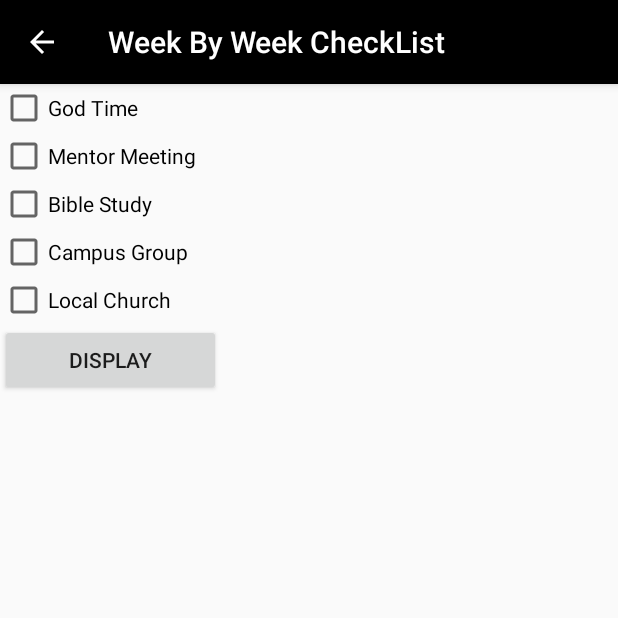
After one commit to CValdezV/MakeDisciples, an Android app: the WeekByWeek screen opened directly, with no data from a screen before it, on a phone screen of 412 x 824 dp, the top half of it. The commit adds this screen. Run offline under Robolectric (Android 15) with nearby library versions, the phone set to English and light mode, and no system bars.

Commit message:
WeekByWeek implementation
added Andres week by week implementation

```diff
--- a/app/src/main/AndroidManifest.xml
+++ b/app/src/main/AndroidManifest.xml
@@ -48,7 +48,14 @@
                 android:name="android.support.PARENT_ACTIVITY"
                 android:value=".MainActivity" />
         </activity>
-        <activity android:name=".BookNoteTaking"></activity>
+        <activity android:name=".BookNoteTaking" />
+        <activity android:name=".WeekByWeek"
+            android:parentActivityName=".MainActivity">
+            <meta-data
+                android:name="android.support.PARENT_ACTIVITY"
+            android:value=".MainActivity"/>
+
+        </activity>
     </application>
 
 </manifest>
--- a/app/src/main/java/edu/cwu/app/makedisciples/MainActivity.java
+++ b/app/src/main/java/edu/cwu/app/makedisciples/MainActivity.java
@@ -124,7 +124,8 @@ public class MainActivity extends AppCompatActivity {
                     Intent intent = new Intent(MainActivity.this,Checklist.class);
                     startActivity(intent);
                 }else if (entryID == 28){
-
+                    Intent intent = new Intent(MainActivity.this,WeekByWeek.class);
+                    startActivity(intent);
                 }else {
                     String display =databaseAccess.getContent(displayInfo(temp.get(childPosition)));
                     getSupportActionBar().setTitle(temp.get(childPosition));
--- /dev/null
+++ b/app/src/main/java/edu/cwu/app/makedisciples/WeekByWeek.java
@@ -0,0 +1,52 @@
+package edu.cwu.app.makedisciples;
+
+import android.support.v7.app.AppCompatActivity;
+import android.os.Bundle;
+import android.view.View;
+import android.widget.Button;
+import android.widget.CheckBox;
+import android.widget.Toast;
+
+
+public class WeekByWeek extends AppCompatActivity {
+
+    private CheckBox chkGodTime, chkMentorMeeting, chkBibleStudy, chkCampusGroup, chkLocalChurch;
+    private Button btnDisplay;
+
+    @Override
+    protected void onCreate(Bundle savedInstanceState) {
+        super.onCreate(savedInstanceState);
+        setContentView(R.layout.activity_week_by_week);
+        addListenerOnButton();
+        getSupportActionBar().setTitle("Week By Week CheckList");
+
+    }
+    public void addListenerOnButton() {
+
+        chkGodTime = (CheckBox) findViewById(R.id.chkGodTime);
+        chkMentorMeeting = (CheckBox) findViewById(R.id.chkMentorMeeting);
+        chkBibleStudy = (CheckBox) findViewById(R.id.chkBibleStudy);
+        chkCampusGroup = (CheckBox) findViewById(R.id.chkCampusGroup);
+        chkLocalChurch = (CheckBox) findViewById(R.id.chkLocalChurch);
+        btnDisplay = (Button) findViewById(R.id.btnDisplay);
+
+        btnDisplay.setOnClickListener(new View.OnClickListener() {
+
+            //Run when button is clicked
+            @Override
+            public void onClick(View v) {
+
+                StringBuffer result = new StringBuffer();
+                result.append("God Time : ").append(chkGodTime.isChecked());
+                result.append("\nMentor Meeting check : ").append(chkMentorMeeting.isChecked());
+                result.append("\nBible Study check :").append(chkBibleStudy.isChecked());
+                result.append("\nCampus Group check : ").append(chkCampusGroup.isChecked());
+                result.append("\nLocal Church check :").append(chkLocalChurch.isChecked());
+
+                Toast.makeText(WeekByWeek.this, result.toString(),
+                        Toast.LENGTH_LONG).show();
+
+            }
+        });
+    }
+}
--- /dev/null
+++ b/app/src/main/res/layout/activity_week_by_week.xml
@@ -0,0 +1,45 @@
+<?xml version="1.0" encoding="utf-8"?>
+<LinearLayout xmlns:android="http://schemas.android.com/apk/res/android"
+    xmlns:app="http://schemas.android.com/apk/res-auto"
+    xmlns:tools="http://schemas.android.com/tools"
+    android:layout_width="match_parent"
+    android:layout_height="match_parent"
+    android:orientation="vertical"
+    tools:context=".WeekByWeek">
+    <CheckBox
+        android:id="@+id/chkGodTime"
+        android:layout_width="154dp"
+        android:layout_height="wrap_content"
+        android:text="@string/chk_godTime" />
+
+    <CheckBox
+        android:id="@+id/chkMentorMeeting"
+        android:layout_width="153dp"
+        android:layout_height="wrap_content"
+        android:text="@string/chk_mentorMeeting" />
+
+    <CheckBox
+        android:id="@+id/chkBibleStudy"
+        android:layout_width="153dp"
+        android:layout_height="wrap_content"
+        android:text="@string/chk_bibleStudy" />
+
+    <CheckBox
+        android:id="@+id/chkCampusGroup"
+        android:layout_width="153dp"
+        android:layout_height="wrap_content"
+        android:text="@string/chk_campusGroup" />
+
+    <CheckBox
+        android:id="@+id/chkLocalChurch"
+        android:layout_width="153dp"
+        android:layout_height="wrap_content"
+        android:text="@string/chk_localChurch" />
+
+    <Button
+        android:id="@+id/btnDisplay"
+        android:layout_width="147dp"
+        android:layout_height="wrap_content"
+        android:text="@string/btn_display" />
+
+</LinearLayout>
--- a/app/src/main/res/values/strings.xml
+++ b/app/src/main/res/values/strings.xml
@@ -1,5 +1,5 @@
 <resources>
-    <string name="app_name">Make Disciples</string>
+
     <string name="navigation_drawer_open">Open navigation drawer</string>
     <string name="navigation_drawer_close">Close navigation drawer</string>
     <string name="nav_header_title">Android Studio</string>
@@ -7,4 +7,11 @@
     <string name="nav_header_desc">Navigation header</string>
     <string name="action_settings">Settings</string>
     <string name="author">Michael Mowry</string>
+    <string name="app_name">Make Disciples</string>
+    <string name="chk_godTime">God Time</string>
+    <string name="chk_mentorMeeting">Mentor Meeting</string>
+    <string name="chk_bibleStudy">Bible Study</string>
+    <string name="chk_campusGroup">Campus Group</string>
+    <string name="chk_localChurch">Local Church</string>
+    <string name="btn_display">Display</string>
 </resources>
```
